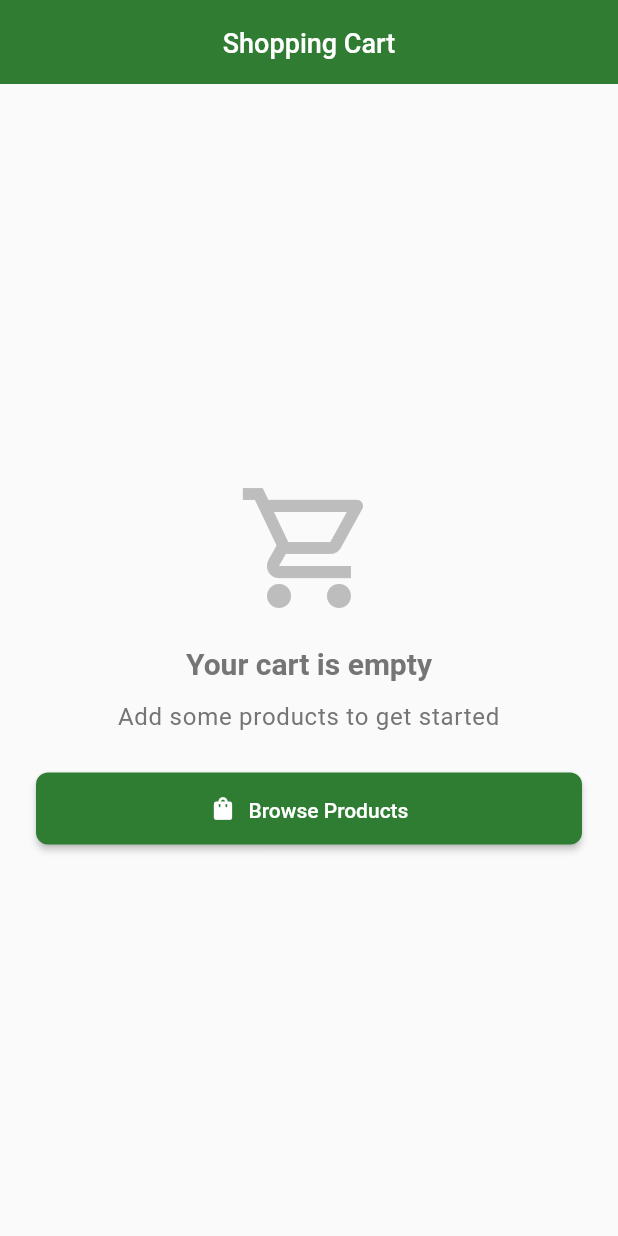
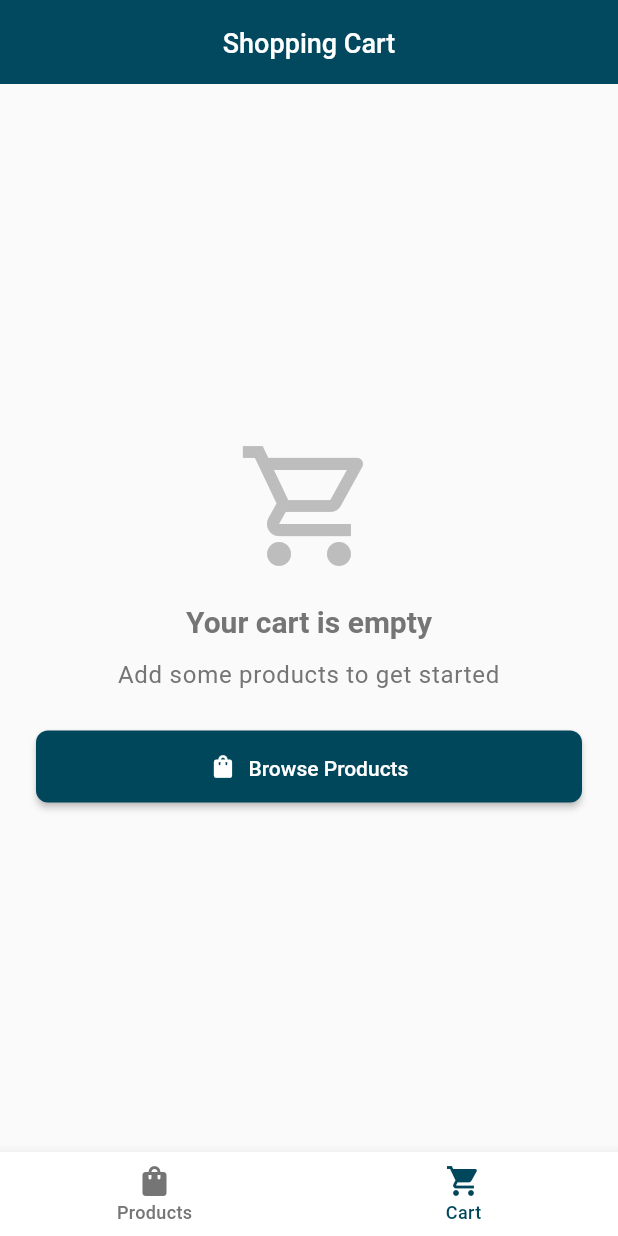
Before and after one commit to bishosamer/holo_task, a Flutter app: the CartPage screen opened by its route, on a phone screen of 412 x 824 dp. Run offline on Flutter 3.47's test engine with Material 3 defaults, Android fonts, the phone set to English and light mode, and no system bars; our stand-ins replace dio, equatable, flutter_bloc, freezed_annotation, get_it, go_router and 3 more; accounts and stored records are empty; network calls fail.

Commit message:
final tweaks

```diff
--- /dev/null
+++ b/devtools_options.yaml
@@ -0,0 +1,3 @@
+description: This file stores settings for Dart & Flutter DevTools.
+documentation: https://docs.flutter.dev/tools/devtools/extensions#configure-extension-enablement-states
+extensions:
--- a/lib/core/design_system/app_colors.dart
+++ b/lib/core/design_system/app_colors.dart
@@ -2,9 +2,9 @@ import 'package:flutter/material.dart';
 
 class AppColors {
   // Primary Colors
-  static const Color primary = Color(0xFF2E7D32); // Green
-  static const Color primaryLight = Color(0xFF60AD5E);
-  static const Color primaryDark = Color(0xFF1B5E20);
+  static const Color primary = Color.fromARGB(255, 1, 71, 92); // Teal
+  static const Color primaryLight = Color(0xFF26A69A);
+  static const Color primaryDark = Color(0xFF004D40);
 
   // Secondary Colors
   static const Color secondary = Color(0xFFFF6F00); // Orange
--- a/lib/features/cart/presentation/pages/cart_page.dart
+++ b/lib/features/cart/presentation/pages/cart_page.dart
@@ -96,7 +96,13 @@ class CartPage extends StatelessWidget {
                                 ),
                                 child: Text(
                                   'Proceed to Checkout',
-                                  style: Theme.of(context).textTheme.labelLarge,
+                                  style: Theme.of(context)
+                                      .textTheme
+                                      .labelLarge!
+                                      .copyWith(
+                                        color: AppColors.textOnPrimary,
+                                        //    fontWeight: FontWeight.bold,
+                                      ),
                                 ),
                               ),
                             ),
--- a/lib/features/main/presentation/pages/main_page.dart
+++ b/lib/features/main/presentation/pages/main_page.dart
@@ -4,7 +4,6 @@ import 'package:go_router/go_router.dart';
 import 'package:holo_task/routes/app_routes.dart';
 import 'package:holo_task/features/cart/domain/entities/cart.dart';
 import 'package:holo_task/features/cart/presentation/bloc/cart_bloc.dart';
-import 'package:holo_task/di/injection_container.dart';
 
 class MainPage extends StatelessWidget {
   final Widget child;
@@ -15,23 +14,35 @@ class MainPage extends StatelessWidget {
   Widget build(BuildContext context) {
     return Scaffold(
       body: child,
-      floatingActionButton: BlocBuilder<CartBloc, CartState>(
+      //   floatingActionButton:
+      bottomNavigationBar: BottomNavigationBar(
+        currentIndex: _getCurrentIndex(context),
+        onTap: (index) => _onTap(context, index),
+        items: [
+          const BottomNavigationBarItem(
+            icon: Icon(Icons.shopping_bag),
+            label: 'Products',
+          ),
+          BottomNavigationBarItem(
+            icon: BlocBuilder<CartBloc, CartState>(
               builder: (context, state) {
                 int itemCount = 0;
                 itemCount = state.cart.itemCount;
 
                 return Stack(
                   children: [
-              FloatingActionButton(
-                onPressed: () {
-                  context.push(AppRoutes.cart);
-                },
-                child: const Icon(Icons.shopping_cart),
+                    SizedBox(
+                      width: 50,
+                      //  height: ,
+                      child: Icon(Icons.shopping_cart,
+                          color: _getCurrentIndex(context) == 1
+                              ? Theme.of(context).colorScheme.primary
+                              : Theme.of(context).iconTheme.color),
                     ),
                     if (state is CartLoaded && state.cart.isNotEmpty)
                       Positioned(
                         right: 0,
-                  top: 0,
+                        top: -3,
                         child: Container(
                           padding: const EdgeInsets.all(2),
                           decoration: const BoxDecoration(
@@ -39,8 +50,8 @@ class MainPage extends StatelessWidget {
                             shape: BoxShape.circle,
                           ),
                           constraints: const BoxConstraints(
-                      minWidth: 18,
-                      minHeight: 18,
+                            minWidth: 15,
+                            minHeight: 15,
                           ),
                           child: Text(
                             '$itemCount',
@@ -57,17 +68,7 @@ class MainPage extends StatelessWidget {
                 );
               },
             ),
-      bottomNavigationBar: BottomNavigationBar(
-        currentIndex: _getCurrentIndex(context),
-        onTap: (index) => _onTap(context, index),
-        items: const [
-          BottomNavigationBarItem(
-            icon: Icon(Icons.shopping_bag),
-            label: 'Products',
-          ),
-          BottomNavigationBarItem(
-            icon: Icon(Icons.person),
-            label: 'Profile',
+            label: 'Cart',
           ),
         ],
       ),
@@ -78,7 +79,7 @@ class MainPage extends StatelessWidget {
     final location = GoRouterState.of(context).uri.toString();
     if (location.startsWith(AppRoutes.products)) {
       return 0;
-    } else if (location.startsWith(AppRoutes.profile)) {
+    } else if (location.startsWith(AppRoutes.cart)) {
       return 1;
     }
     return 0;
@@ -90,7 +91,7 @@ class MainPage extends StatelessWidget {
         context.go(AppRoutes.products);
         break;
       case 1:
-        context.go(AppRoutes.profile);
+        context.go(AppRoutes.cart);
         break;
     }
   }
--- a/lib/features/plp/presentation/widgets/product_tile.dart
+++ b/lib/features/plp/presentation/widgets/product_tile.dart
@@ -39,7 +39,7 @@ class ProductTile extends StatelessWidget {
                       borderRadius: BorderRadius.circular(AppSpacing.radiusSm),
                       child: Image.network(
                         product.image,
-                        fit: BoxFit.cover,
+                        fit: BoxFit.contain,
                         errorBuilder: (context, error, stackTrace) => Container(
                           color: AppColors.grey200,
                           child: const Icon(
--- a/lib/main.dart
+++ b/lib/main.dart
@@ -17,8 +17,10 @@ class MyApp extends StatelessWidget {
 
   @override
   Widget build(BuildContext context) {
-    return BlocProvider(
-      create: (context) => sl<CartBloc>()..add(CartRequested()),
+    return MultiBlocProvider(
+      providers: [
+        BlocProvider(create: (context) => sl<CartBloc>()..add(CartRequested())),
+      ],
       child: MaterialApp.router(
         title: 'Holo Task',
         theme: AppTheme.lightTheme,
--- a/lib/routes/app_routes.dart
+++ b/lib/routes/app_routes.dart
@@ -5,7 +5,6 @@ import 'package:holo_task/features/cart/domain/usecases/get_cart.dart';
 import 'package:holo_task/features/cart/presentation/bloc/cart_bloc.dart';
 
 import 'package:holo_task/features/main/presentation/pages/main_page.dart';
-import 'package:holo_task/features/profile/presentation/pages/profile_page.dart';
 import 'package:holo_task/features/plp/presentation/pages/plp_page.dart';
 import 'package:holo_task/features/pdp/presentation/pages/pdp_page.dart';
 import 'package:holo_task/features/cart/presentation/pages/cart_page.dart';
@@ -33,8 +32,8 @@ class AppRoutes {
             ),
           ),
           GoRoute(
-            path: profile,
-            builder: (context, state) => const ProfilePage(),
+            path: cart,
+            builder: (context, state) => const CartPage(),
           ),
         ],
       ),
@@ -46,10 +45,10 @@ class AppRoutes {
           return PdpPage(args: PdpArgs(productId: productId));
         },
       ),
-      GoRoute(
-        path: cart,
-        builder: (context, state) => const CartPage(),
-      ),
+      // GoRoute(
+      //   path: cart,
+      //   builder: (context, state) => const CartPage(),
+      // ),
     ],
   );
 }
```
Also changed, not shown: lib/features/pdp/presentation/pages/pdp_page.dart (+25 -13 lines), lib/features/profile/presentation/pages/profile_page.dart (deleted, +0 -15 lines), pubspec.lock, 1 other file. Lines whose indentation alone changed are shown as unchanged.
